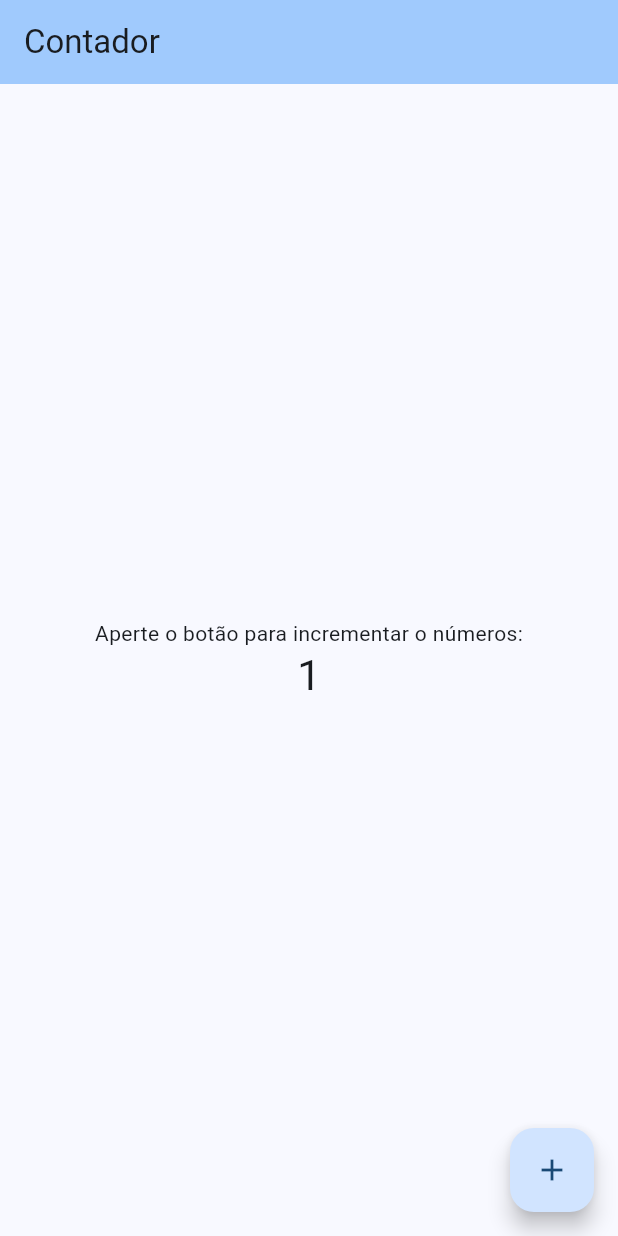
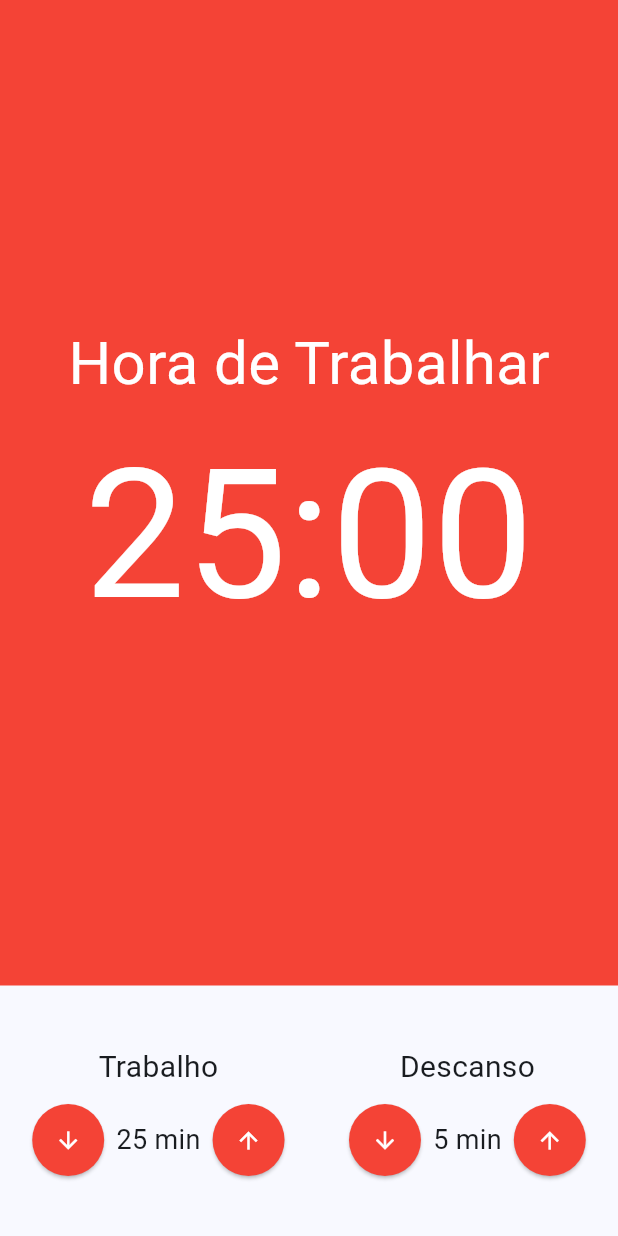
Before and after one commit to pedropaulinopires/Flutter_Projetos, a Flutter app: the screen it shows after launch, on a phone screen of 412 x 824 dp. Run offline on Flutter 3.47's test engine with Material 3 defaults, Android fonts, the light colour scheme and no system bars; our stand-ins replace cloud_firestore, cool_alert, firebase_auth, firebase_core, firebase_messaging, firebase_storage and 7 more; missing offline and left inert: dart:ffi; accounts and stored records are empty; generated files the repository leaves out were written again.

Commit message:
Criando primeiros componentes

```diff
--- /dev/null
+++ b/pomodoro/lib/components/cronometro.dart
@@ -0,0 +1,31 @@
+import 'package:flutter/material.dart';
+
+class Cronometro extends StatelessWidget {
+  const Cronometro({super.key});
+
+  @override
+  Widget build(BuildContext context) {
+    return Container(
+      color: Colors.red,
+      child: Column(
+        mainAxisAlignment: MainAxisAlignment.center,
+        children: [
+          Text(
+            'Hora de Trabalhar',
+            style: TextStyle(
+              fontSize: 40,
+              color: Colors.white,
+            ),
+          ),
+          Text(
+            '25:00',
+            style: TextStyle(
+              fontSize: 120,
+              color: Colors.white
+            ),
+          )
+        ],
+      ),
+    );
+  }
+}
--- /dev/null
+++ b/pomodoro/lib/components/entrada_tempo.dart
@@ -0,0 +1,53 @@
+import 'package:flutter/material.dart';
+
+class EntradaTempo extends StatelessWidget {
+  final String title;
+  final int valor;
+
+  const EntradaTempo({
+    super.key,
+    required this.title,
+    required this.valor,
+  });
+
+  @override
+  Widget build(BuildContext context) {
+    return Column(
+      crossAxisAlignment: CrossAxisAlignment.center,
+      children: [
+        Text(
+          title,
+          style: const TextStyle(fontSize: 20),
+        ),
+        const SizedBox(height: 10,),
+        Row(
+          mainAxisAlignment: MainAxisAlignment.center,
+          children: [
+            ElevatedButton(
+              onPressed: () {},
+              style: ElevatedButton.styleFrom(
+                  shape: const CircleBorder(),
+                  padding: const EdgeInsets.all(15),
+                  foregroundColor: Colors.white,
+                  backgroundColor: Colors.red),
+              child: const Icon(Icons.arrow_downward),
+            ),
+            Text(
+              '$valor min',
+              style: const TextStyle(fontSize: 18),
+            ),
+            ElevatedButton(
+              onPressed: () {},
+              style: ElevatedButton.styleFrom(
+                  shape: const CircleBorder(),
+                  padding: const EdgeInsets.all(15),
+                  foregroundColor: Colors.white,
+                  backgroundColor: Colors.red),
+              child: const Icon(Icons.arrow_upward),
+            ),
+          ],
+        ),
+      ],
+    );
+  }
+}
--- /dev/null
+++ b/pomodoro/lib/components/pomodoro_page.dart
@@ -0,0 +1,31 @@
+import 'package:flutter/material.dart';
+import 'package:pomodoro/components/cronometro.dart';
+import 'package:pomodoro/components/entrada_tempo.dart';
+
+class PomodoroPage extends StatelessWidget {
+  const PomodoroPage({super.key});
+
+  @override
+  Widget build(BuildContext context) {
+    return const Scaffold(
+      body: Column(
+        crossAxisAlignment: CrossAxisAlignment.stretch,
+        children: [
+          Expanded(
+            child: const Cronometro(),
+          ),
+          Padding(
+            padding: const EdgeInsets.symmetric(vertical: 40),
+            child: Row(
+              mainAxisAlignment: MainAxisAlignment.spaceAround,
+              children: [
+                EntradaTempo(title: 'Trabalho', valor: 25),
+                EntradaTempo(title: 'Descanso', valor: 5),
+              ],
+            ),
+          )
+        ],
+      ),
+    );
+  }
+}
--- a/pomodoro/lib/main.dart
+++ b/pomodoro/lib/main.dart
@@ -1,6 +1,5 @@
 import 'package:flutter/material.dart';
-import './store/contador.store.dart';
-import 'package:flutter_mobx/flutter_mobx.dart';
+import 'package:pomodoro/components/pomodoro_page.dart';
 
 void main() {
   runApp(const MyApp());
@@ -17,46 +16,7 @@ class MyApp extends StatelessWidget {
         colorScheme: ColorScheme.fromSeed(seedColor: Colors.blue),
         useMaterial3: true,
       ),
-      home: const HomePage(),
+      home: const PomodoroPage(),
     );
   }
 }
-
-final store = ContadorStore();
-
-class HomePage extends StatelessWidget {
-  const HomePage({super.key});
-
-  @override
-  Widget build(BuildContext context) {
-    return Scaffold(
-      appBar: AppBar(
-        backgroundColor: Theme.of(context).colorScheme.inversePrimary,
-        title: const Text('Contador'),
-      ),
-      body: Center(
-        child: Column(
-          mainAxisAlignment: MainAxisAlignment.center,
-          children: <Widget>[
-            const Text(
-              'Aperte o botão para incrementar o números:',
-            ),
-            Observer(
-              builder: (ctx) {
-                return Text(
-                  "${store.contador}",
-                  style: Theme.of(context).textTheme.headlineMedium,
-                );
-              },
-            )
-          ],
-        ),
-      ),
-      floatingActionButton: FloatingActionButton(
-        onPressed: store.incrementar,
-        tooltip: 'Increment',
-        child: const Icon(Icons.add),
-      ),
-    );
-  }
-}
```
